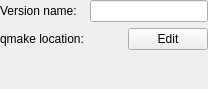
Old version of the form src/plugins/qtsupport/qtversioninfo.ui in the repository qt-creator/qt-creator.
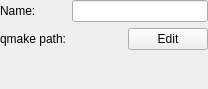
New version of the form.

Commit message:
Fix label inconsistency in options
Fixes: QTCREATORBUG-25540

The edit to the form file:
```diff
--- a/src/plugins/qtsupport/qtversioninfo.ui
+++ b/src/plugins/qtsupport/qtversioninfo.ui
@@ -29,7 +29,7 @@
    <item row="0" column="0">
     <widget class="QLabel" name="versionNameLabel">
      <property name="text">
-      <string>Version name:</string>
+      <string>Name:</string>
      </property>
     </widget>
    </item>
@@ -39,7 +39,7 @@
    <item row="1" column="0">
     <widget class="QLabel" name="pathLabel">
      <property name="text">
-      <string>qmake location:</string>
+      <string>qmake path:</string>
      </property>
     </widget>
    </item>
```
The commit also changes 4 other files.
